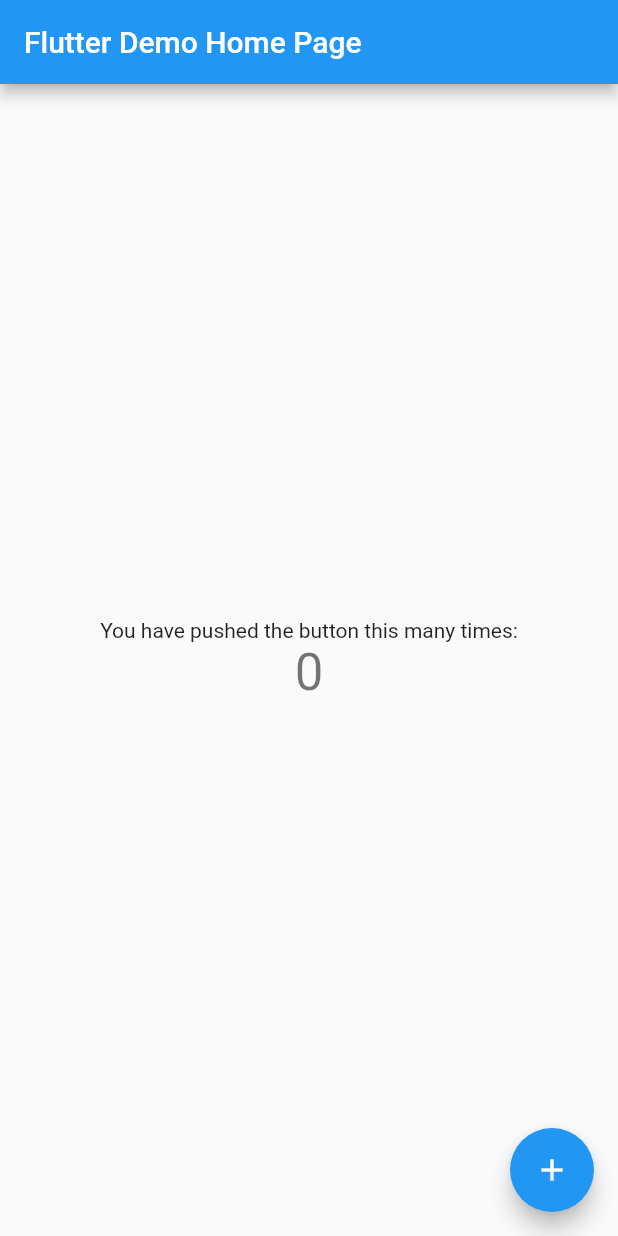
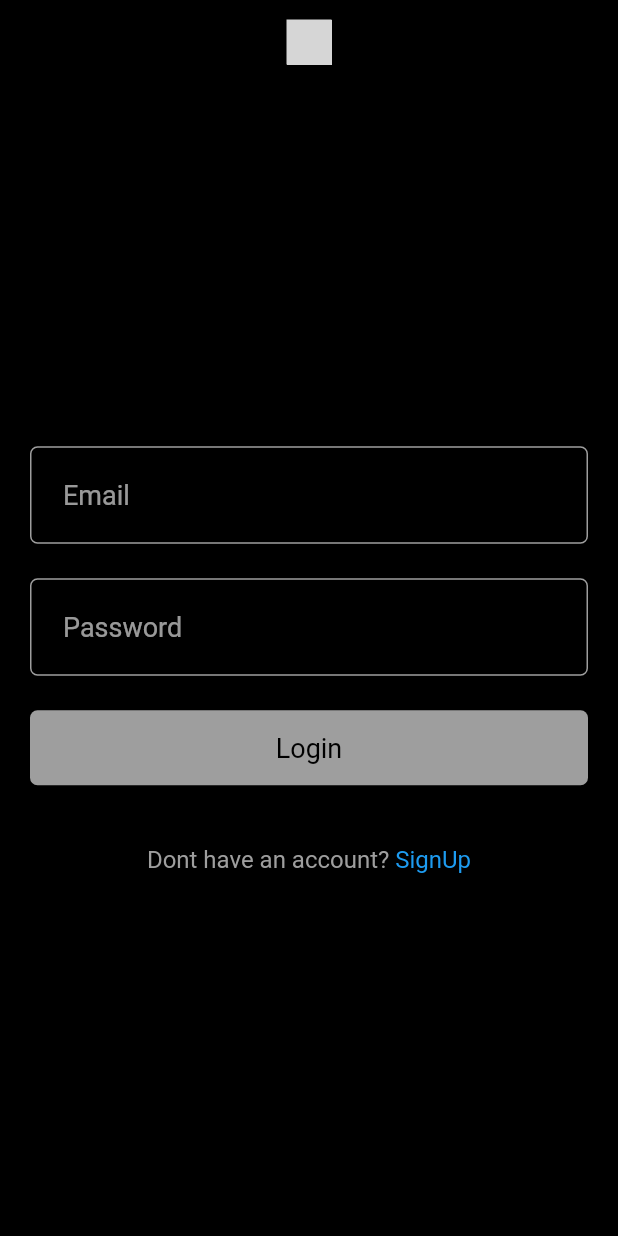
Before and after one commit to farizbaiquni/twitter-clone-flutter, a Flutter app: the screen it shows after launch, on a phone screen of 412 x 824 dp. Run offline on Flutter 3.47's test engine with Material 2 defaults, Android fonts, the phone set to English and light mode, and no system bars; our stand-ins replace appwrite, either_dart, flutter_svg; grey boxes are pictures that could not be loaded.

Commit message:
add auth ui and progress auth api

```diff
--- /dev/null
+++ b/lib/apis/auth_api.dart
@@ -0,0 +1,29 @@
+import 'package:appwrite/appwrite.dart';
+import 'package:appwrite/models.dart';
+import 'package:twitter_clone_flutter/core/core.dart';
+import 'package:either_dart/either.dart';
+
+abstract class IAuthAPI {
+  AppFutureEither<User> signUp(
+      {required String email, required String password});
+}
+
+class AuthApi extends IAuthAPI {
+  final Account _account;
+  AuthApi({required Account user}) : _account = user;
+
+  @override
+  AppFutureEither<User> signUp(
+      {required String email, required String password}) async {
+    try {
+      User user = await _account.create(
+          userId: ID.unique(), email: email, password: password);
+      return Right(user);
+    } on AppwriteException catch (e, stackTrace) {
+      return Left(
+          Failure(e.message ?? "Some unexpected error occured", stackTrace));
+    } catch (e, stackTrace) {
+      return Left(Failure(e.toString(), stackTrace));
+    }
+  }
+}
--- /dev/null
+++ b/lib/common/button_full_width.dart
@@ -0,0 +1,26 @@
+import 'package:flutter/material.dart';
+import 'package:twitter_clone_flutter/theme/pallete.dart';
+
+class ButtonFullWidth extends StatelessWidget {
+  final VoidCallback onTap;
+  final String name;
+  const ButtonFullWidth({Key? key, required this.onTap, required this.name})
+      : super(key: key);
+
+  @override
+  Widget build(BuildContext context) {
+    return TextButton(
+        style: OutlinedButton.styleFrom(
+          primary: Pallete.backgroundColor,
+          backgroundColor: Pallete.greyColor,
+          minimumSize: const Size.fromHeight(50),
+          padding: const EdgeInsets.symmetric(horizontal: 16),
+          shape: const RoundedRectangleBorder(
+            borderRadius: BorderRadius.all(Radius.circular(5)),
+          ),
+          textStyle: const TextStyle(fontSize: 18),
+        ),
+        onPressed: () {},
+        child: Text(name));
+  }
+}
--- /dev/null
+++ b/lib/common/common.dart
@@ -0,0 +1 @@
+export './button_full_width.dart';
--- /dev/null
+++ b/lib/contants/appwrite_constants.dart
@@ -0,0 +1,5 @@
+class AppWriteContants {
+  static const String databaseId = '643eb1e43479e30fe901';
+  static const String projectId = '643dda8626493d474a16';
+  static const String endPoint = 'http://localhost:80/v1';
+}
--- /dev/null
+++ b/lib/contants/assets_constants.dart
@@ -0,0 +1,18 @@
+class AssetsConstants {
+  static const String _svgsPath = 'assets/svgs';
+  static const String twitterLogo = '$_svgsPath/twitter_logo.svg';
+  static const String homeFilledIcon = '$_svgsPath/home_filled.svg';
+  static const String homeOutlinedIcon = '$_svgsPath/home_outlined.svg';
+  static const String notifFilledIcon = '$_svgsPath/notif_filled.svg';
+  static const String notifOutlinedIcon = '$_svgsPath/notif_outlined.svg';
+  static const String searchIcon = '$_svgsPath/search.svg';
+  static const String gifIcon = '$_svgsPath/gif.svg';
+  static const String emojiIcon = '$_svgsPath/emoji.svg';
+  static const String galleryIcon = '$_svgsPath/gallery.svg';
+  static const String commentIcon = '$_svgsPath/comment.svg';
+  static const String retweetIcon = '$_svgsPath/retweet.svg';
+  static const String likeOutlinedIcon = '$_svgsPath/like_outlined.svg';
+  static const String likeFilledIcon = '$_svgsPath/like_filled.svg';
+  static const String viewsIcon = '$_svgsPath/views.svg';
+  static const String verifiedIcon = '$_svgsPath/verified.svg';
+}
--- /dev/null
+++ b/lib/contants/constants.dart
@@ -0,0 +1,3 @@
+export './appwrite_constants.dart';
+export './assets_constants.dart';
+export './ui_constants.dart';
--- /dev/null
+++ b/lib/contants/ui_constants.dart
@@ -0,0 +1,17 @@
+import 'package:flutter/material.dart';
+import 'package:flutter_svg/flutter_svg.dart';
+import 'package:twitter_clone_flutter/contants/constants.dart';
+import 'package:twitter_clone_flutter/theme/theme.dart';
+
+class UIConstans {
+  static AppBar appBar() {
+    return AppBar(
+      title: SvgPicture.asset(
+        AssetsConstants.twitterLogo,
+        color: Pallete.blueColor,
+        height: 30,
+      ),
+      centerTitle: true,
+    );
+  }
+}
--- /dev/null
+++ b/lib/core/core.dart
@@ -0,0 +1,2 @@
+export './type_defs.dart';
+export './failure.dart';
--- /dev/null
+++ b/lib/core/failure.dart
@@ -0,0 +1,6 @@
+class Failure {
+  final String message;
+  final StackTrace stackTrace;
+
+  Failure(this.message, this.stackTrace);
+}
--- /dev/null
+++ b/lib/core/type_defs.dart
@@ -0,0 +1,5 @@
+import 'package:either_dart/either.dart';
+import 'package:twitter_clone_flutter/core/failure.dart';
+
+typedef AppFutureEither<T> = Future<Either<Failure, T>>;
+typedef FutureEitherVoid = AppFutureEither<void>;
--- /dev/null
+++ b/lib/features/view/login_view.dart
@@ -0,0 +1,88 @@
+import 'package:flutter/gestures.dart';
+import 'package:flutter/material.dart';
+import 'package:twitter_clone_flutter/common/common.dart';
+import 'package:twitter_clone_flutter/contants/constants.dart';
+import 'package:twitter_clone_flutter/features/view/sign_up_view.dart';
+import 'package:twitter_clone_flutter/features/widgets/widgets.dart';
+import 'package:twitter_clone_flutter/theme/theme.dart';
+
+class LoginView extends StatefulWidget {
+  static route() => MaterialPageRoute(builder: (context) => const LoginView());
+  const LoginView({Key? key}) : super(key: key);
+
+  @override
+  State<LoginView> createState() => _LoginViewState();
+}
+
+class _LoginViewState extends State<LoginView> {
+  final appBar = UIConstans.appBar();
+  final emailController = TextEditingController();
+  final passwordController = TextEditingController();
+  @override
+  void dispose() {
+    // TODO: implement dispose
+    super.dispose();
+    emailController.dispose();
+    passwordController.dispose();
+  }
+
+  @override
+  Widget build(BuildContext context) {
+    return Scaffold(
+      appBar: appBar,
+      body: Center(
+        child: SingleChildScrollView(
+          padding: const EdgeInsets.symmetric(horizontal: 20),
+          child: Column(
+            children: [
+              //Text input 1
+              AuthInputField(
+                controller: emailController,
+                hintText: 'Email',
+              ),
+              const SizedBox(
+                height: 23,
+              ),
+              //Text input 2
+              AuthInputField(
+                controller: passwordController,
+                hintText: 'Password',
+              ),
+              const SizedBox(
+                height: 23,
+              ),
+              //Button
+              ButtonFullWidth(
+                onTap: () {},
+                name: 'Login',
+              ),
+              const SizedBox(
+                height: 40,
+              ),
+              //Text span
+              RichText(
+                  text: TextSpan(
+                      text: 'Dont have an account? ',
+                      style: const TextStyle(
+                        color: Pallete.greyColor,
+                        fontSize: 16,
+                      ),
+                      children: [
+                    TextSpan(
+                        text: 'SignUp',
+                        style: const TextStyle(
+                          color: Pallete.blueColor,
+                          fontSize: 16,
+                        ),
+                        recognizer: TapGestureRecognizer()
+                          ..onTap = () {
+                            Navigator.push(context, SignUpView.route());
+                          })
+                  ]))
+            ],
+          ),
+        ),
+      ),
+    );
+  }
+}
--- /dev/null
+++ b/lib/features/widgets/auth_input_field.dart
@@ -0,0 +1,29 @@
+import 'package:flutter/material.dart';
+import 'package:twitter_clone_flutter/theme/pallete.dart';
+
+class AuthInputField extends StatelessWidget {
+  final TextEditingController controller;
+  final String hintText;
+  const AuthInputField(
+      {Key? key, required this.controller, required this.hintText})
+      : super(key: key);
+
+  @override
+  Widget build(BuildContext context) {
+    return TextFormField(
+      controller: controller,
+      decoration: InputDecoration(
+          contentPadding: const EdgeInsets.all(22),
+          focusedBorder: OutlineInputBorder(
+              borderRadius: BorderRadius.circular(5),
+              borderSide: const BorderSide(color: Pallete.blueColor, width: 3)),
+          enabledBorder: OutlineInputBorder(
+              borderRadius: BorderRadius.circular(5),
+              borderSide: const BorderSide(
+                color: Pallete.greyColor,
+              )),
+          hintText: hintText,
+          hintStyle: const TextStyle(fontSize: 18)),
+    );
+  }
+}
--- /dev/null
+++ b/lib/features/widgets/widgets.dart
@@ -0,0 +1 @@
+export './auth_input_field.dart';
--- a/lib/main.dart
+++ b/lib/main.dart
@@ -1,115 +1,22 @@
 import 'package:flutter/material.dart';
+import 'package:twitter_clone_flutter/features/view/login_view.dart';
+import 'package:twitter_clone_flutter/features/view/sign_up_view.dart';
+import 'package:twitter_clone_flutter/theme/theme.dart';
 
 void main() {
   runApp(const MyApp());
 }
 
 class MyApp extends StatelessWidget {
-  const MyApp({super.key});
+  const MyApp({Key? key}) : super(key: key);
 
   // This widget is the root of your application.
   @override
   Widget build(BuildContext context) {
     return MaterialApp(
       title: 'Flutter Demo',
-      theme: ThemeData(
-        // This is the theme of your application.
-        //
-        // Try running your application with "flutter run". You'll see the
-        // application has a blue toolbar. Then, without quitting the app, try
-        // changing the primarySwatch below to Colors.green and then invoke
-        // "hot reload" (press "r" in the console where you ran "flutter run",
-        // or simply save your changes to "hot reload" in a Flutter IDE).
-        // Notice that the counter didn't reset back to zero; the application
-        // is not restarted.
-        primarySwatch: Colors.blue,
-      ),
-      home: const MyHomePage(title: 'Flutter Demo Home Page'),
+      theme: AppTheme.theme,
+      home: const LoginView(),
     );
   }
 }
-
-class MyHomePage extends StatefulWidget {
-  const MyHomePage({super.key, required this.title});
-
-  // This widget is the home page of your application. It is stateful, meaning
-  // that it has a State object (defined below) that contains fields that affect
-  // how it looks.
-
-  // This class is the configuration for the state. It holds the values (in this
-  // case the title) provided by the parent (in this case the App widget) and
-  // used by the build method of the State. Fields in a Widget subclass are
-  // always marked "final".
-
-  final String title;
-
-  @override
-  State<MyHomePage> createState() => _MyHomePageState();
-}
-
-class _MyHomePageState extends State<MyHomePage> {
-  int _counter = 0;
-
-  void _incrementCounter() {
-    setState(() {
-      // This call to setState tells the Flutter framework that something has
-      // changed in this State, which causes it to rerun the build method below
-      // so that the display can reflect the updated values. If we changed
-      // _counter without calling setState(), then the build method would not be
-      // called again, and so nothing would appear to happen.
-      _counter++;
-    });
-  }
-
-  @override
-  Widget build(BuildContext context) {
-    // This method is rerun every time setState is called, for instance as done
-    // by the _incrementCounter method above.
-    //
-    // The Flutter framework has been optimized to make rerunning build methods
-    // fast, so that you can just rebuild anything that needs updating rather
-    // than having to individually change instances of widgets.
-    return Scaffold(
-      appBar: AppBar(
-        // Here we take the value from the MyHomePage object that was created by
-        // the App.build method, and use it to set our appbar title.
-        title: Text(widget.title),
-      ),
-      body: Center(
-        // Center is a layout widget. It takes a single child and positions it
-        // in the middle of the parent.
-        child: Column(
-          // Column is also a layout widget. It takes a list of children and
-          // arranges them vertically. By default, it sizes itself to fit its
-          // children horizontally, and tries to be as tall as its parent.
-          //
-          // Invoke "debug painting" (press "p" in the console, choose the
-          // "Toggle Debug Paint" action from the Flutter Inspector in Android
-          // Studio, or the "Toggle Debug Paint" command in Visual Studio Code)
-          // to see the wireframe for each widget.
-          //
-          // Column has various properties to control how it sizes itself and
-          // how it positions its children. Here we use mainAxisAlignment to
-          // center the children vertically; the main axis here is the vertical
-          // axis because Columns are vertical (the cross axis would be
-          // horizontal).
-          mainAxisAlignment: MainAxisAlignment.center,
-          children: <Widget>[
-            const Text(
-              'You have pushed the button this many times:',
-            ),
-            Text(
-              '$_counter',
-              style: Theme.of(context).textTheme.headlineMedium,
-            ),
-          ],
-        ),
-      ),
-      floatingActionButton: FloatingActionButton(
-        onPressed: _incrementCounter,
-        tooltip: 'Increment',
-        child: const Icon(Icons.add),
-      ), // This trailing comma makes auto-formatting nicer for build methods.
-    );
-  }
-}
--- /dev/null
+++ b/lib/theme/app_theme.dart
@@ -0,0 +1,15 @@
+import 'package:flutter/material.dart';
+import 'package:twitter_clone_flutter/theme/pallete.dart';
+
+class AppTheme {
+  static ThemeData theme = ThemeData.dark().copyWith(
+    scaffoldBackgroundColor: Pallete.backgroundColor,
+    appBarTheme: const AppBarTheme(
+      backgroundColor: Pallete.backgroundColor,
+      elevation: 0,
+    ),
+    floatingActionButtonTheme: const FloatingActionButtonThemeData(
+      backgroundColor: Pallete.blueColor,
+    ),
+  );
+}
--- /dev/null
+++ b/lib/theme/pallete.dart
@@ -0,0 +1,10 @@
+import 'package:flutter/material.dart';
+
+class Pallete {
+  static const Color backgroundColor = Colors.black;
+  static const Color searchBarColor = Color.fromRGBO(32, 35, 39, 1);
+  static const Color blueColor = Color.fromRGBO(29, 155, 240, 1);
+  static const Color whiteColor = Colors.white;
+  static const Color greyColor = Colors.grey;
+  static const Color redColor = Color.fromRGBO(249, 25, 127, 1);
+}
--- /dev/null
+++ b/lib/theme/theme.dart
@@ -0,0 +1,2 @@
+export './app_theme.dart';
+export './pallete.dart';
--- a/pubspec.yaml
+++ b/pubspec.yaml
@@ -34,6 +34,9 @@
   # The following adds the Cupertino Icons font to your application.
   # Use with the CupertinoIcons class for iOS style icons.
   cupertino_icons: ^1.0.2
+  flutter_svg: ^2.0.5
+  either_dart: ^0.3.0
+  appwrite: ^9.0.0
 
 dev_dependencies:
   flutter_test:
```
Also changed, not shown: lib/features/view/sign_up_view.dart (added, +88 -0 lines), pubspec.lock, 5 other files.
